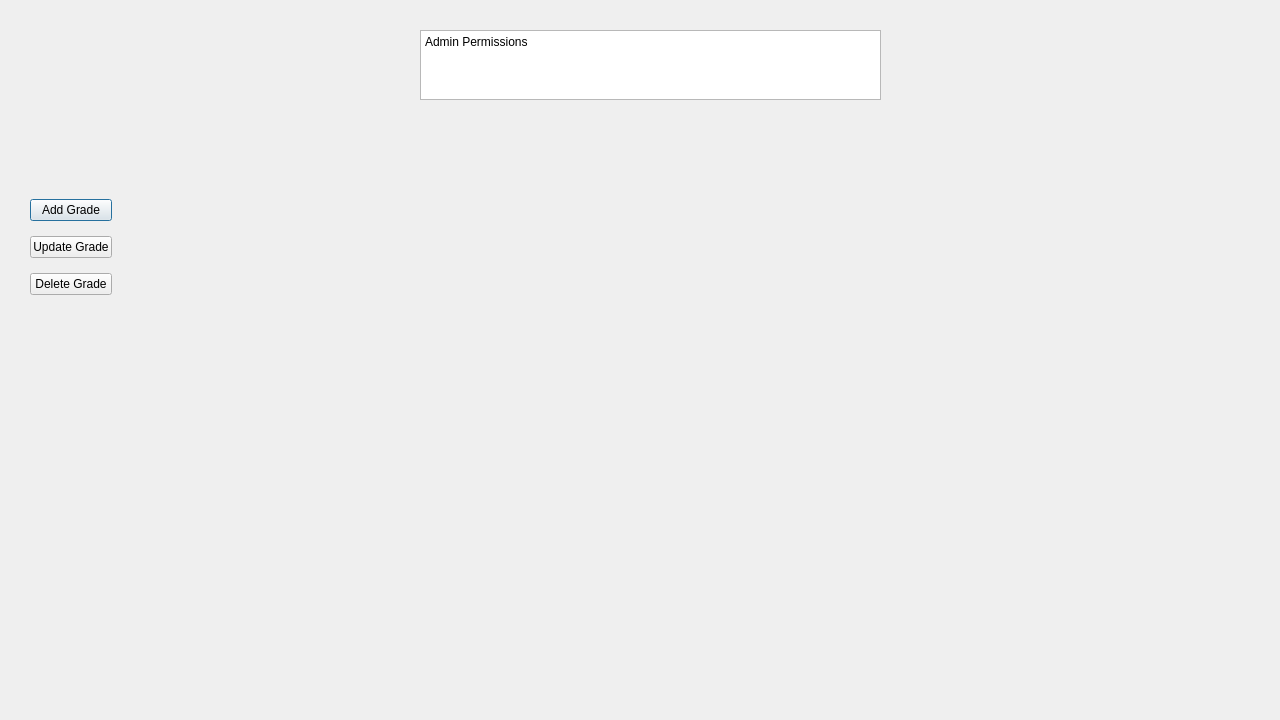
Above: brainstorm/brainstorm/forms/loggedInWindow.ui from codingburgas/school-project-assignment-codex before the change. Below: the same form after it.
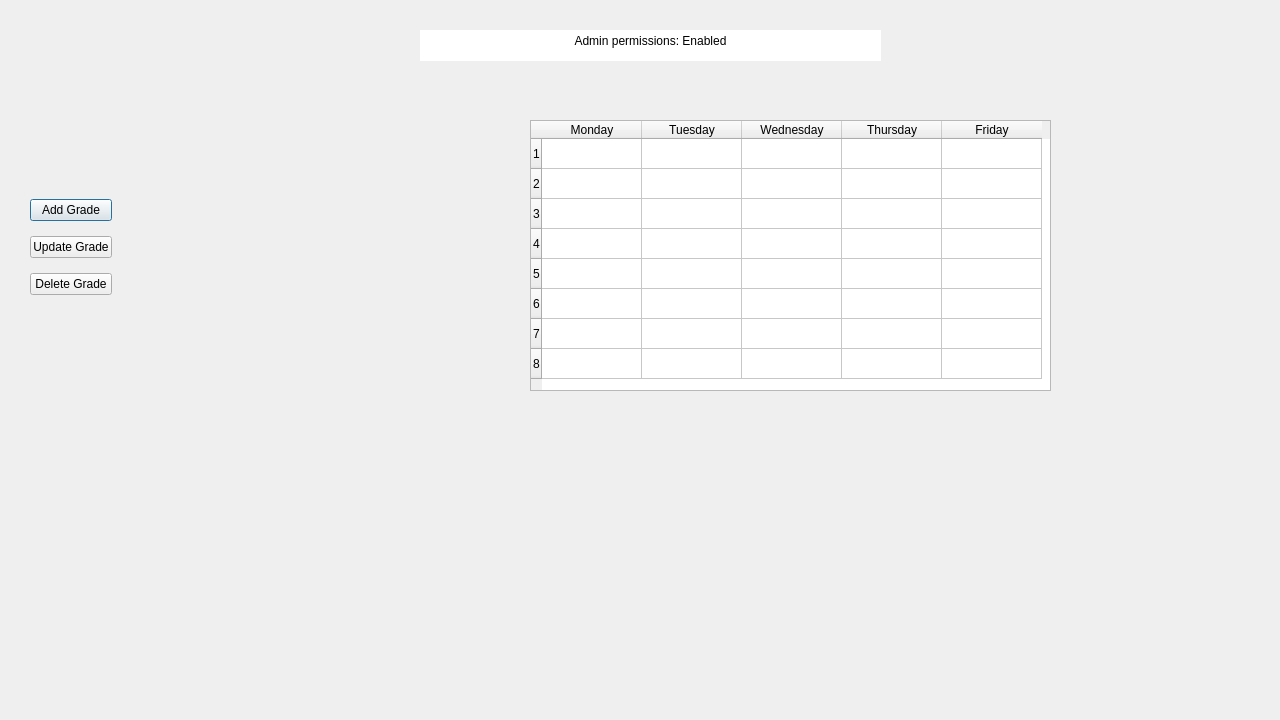
That is the form after the change. The open tabs and pages were chosen to show the change.

Commit message: Update mainWindow and loggedInWindow

What changed in the file:
```diff
--- a/brainstorm/brainstorm/forms/loggedInWindow.ui
+++ b/brainstorm/brainstorm/forms/loggedInWindow.ui
@@ -44,9 +44,13 @@
        <x>420</x>
        <y>30</y>
        <width>461</width>
-       <height>70</height>
+       <height>31</height>
       </rect>
      </property>
+     <property name="styleSheet">
+      <string notr="true">border-radius: 20px;
+font-weight: bold;</string>
+     </property>
      <property name="html">
       <string>&lt;!DOCTYPE HTML PUBLIC &quot;-//W3C//DTD HTML 4.0//EN&quot; &quot;http://www.w3.org/TR/REC-html40/strict.dtd&quot;&gt;
 &lt;html&gt;&lt;head&gt;&lt;meta name=&quot;qrichtext&quot; content=&quot;1&quot; /&gt;&lt;meta charset=&quot;utf-8&quot; /&gt;&lt;style type=&quot;text/css&quot;&gt;
@@ -54,8 +58,8 @@
 hr { height: 1px; border-width: 0; }
 li.unchecked::marker { content: &quot;\2610&quot;; }
 li.checked::marker { content: &quot;\2612&quot;; }
-&lt;/style&gt;&lt;/head&gt;&lt;body style=&quot; font-family:'Segoe UI'; font-size:9pt; font-weight:400; font-style:normal;&quot;&gt;
-&lt;p style=&quot; margin-top:0px; margin-bottom:0px; margin-left:0px; margin-right:0px; -qt-block-indent:0; text-indent:0px;&quot;&gt;Admin Permissions&lt;/p&gt;&lt;/body&gt;&lt;/html&gt;</string>
+&lt;/style&gt;&lt;/head&gt;&lt;body style=&quot; font-family:'Segoe UI'; font-size:9pt; font-weight:700; font-style:normal;&quot;&gt;
+&lt;p align=&quot;center&quot; style=&quot; margin-top:0px; margin-bottom:0px; margin-left:0px; margin-right:0px; -qt-block-indent:0; text-indent:0px;&quot;&gt;&lt;span style=&quot; font-weight:400;&quot;&gt;Admin permissions: Enabled&lt;/span&gt;&lt;/p&gt;&lt;/body&gt;&lt;/html&gt;</string>
      </property>
     </widget>
     <widget class="QWidget" name="layoutWidget">
@@ -91,6 +95,66 @@
       </item>
      </layout>
     </widget>
+    <widget class="QTableWidget" name="tableWidget">
+     <property name="geometry">
+      <rect>
+       <x>530</x>
+       <y>120</y>
+       <width>521</width>
+       <height>271</height>
+      </rect>
+     </property>
+     <property name="styleSheet">
+      <string notr="true"/>
+     </property>
+     <property name="rowCount">
+      <number>8</number>
+     </property>
+     <property name="columnCount">
+      <number>5</number>
+     </property>
+     <attribute name="horizontalHeaderVisible">
+      <bool>true</bool>
+     </attribute>
+     <row/>
+     <row/>
+     <row/>
+     <row/>
+     <row/>
+     <row/>
+     <row/>
+     <row/>
+     <column>
+      <property name="text">
+       <string>Monday</string>
+      </property>
+     </column>
+     <column>
+      <property name="text">
+       <string>Tuesday</string>
+      </property>
+     </column>
+     <column>
+      <property name="text">
+       <string>Wednesday</string>
+      </property>
+     </column>
+     <column>
+      <property name="text">
+       <string>Thursday</string>
+      </property>
+     </column>
+     <column>
+      <property name="text">
+       <string>Friday</string>
+      </property>
+     </column>
+     <item row="0" column="0">
+      <property name="text">
+       <string/>
+      </property>
+     </item>
+    </widget>
    </widget>
   </widget>
  </widget>
```
The commit also changes 581 other files.
